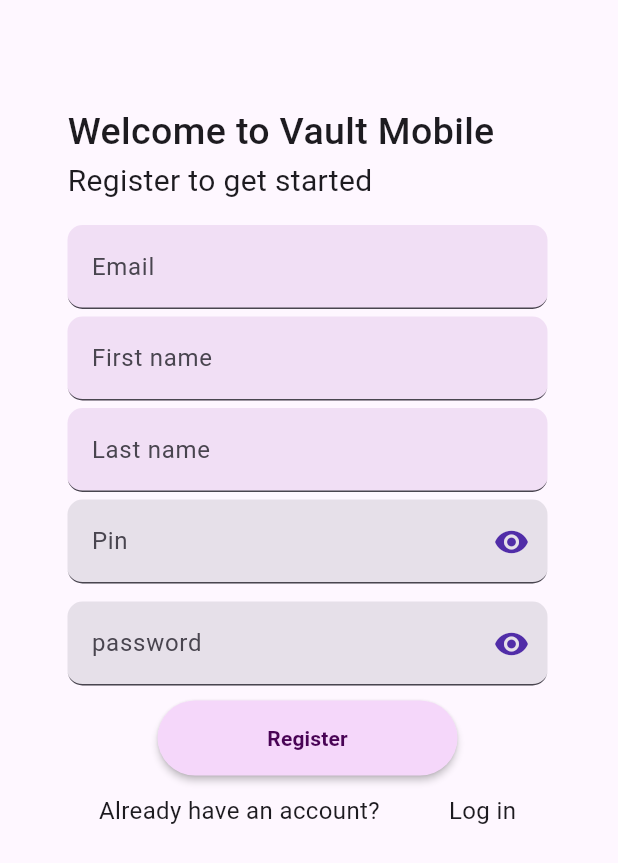
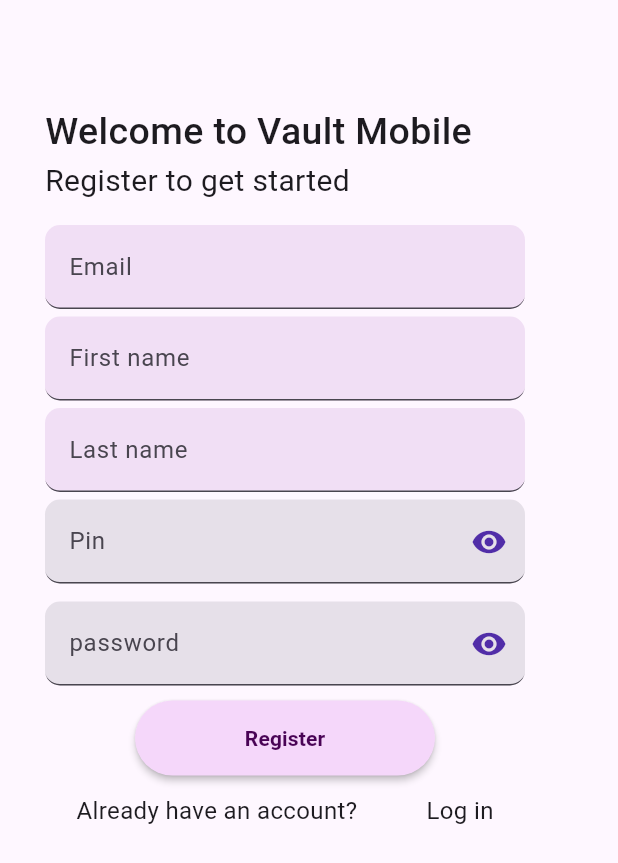
Before and after one commit to ifex1234/vault_m, a Flutter app: the screen it shows after launch, on a phone screen of 412 x 824 dp. Shown: the top 863 px of the screen. Run offline on Flutter 3.47's test engine with Material 3 defaults, Android fonts, the phone set to English and light mode, and no system bars; our stand-ins replace camera, flutter_secure_storage, jwt_decoder; accounts and stored records are empty.

Commit message:
padding ajustment on main.dart

```diff
--- a/lib/components/dropdown.dart
+++ b/lib/components/dropdown.dart
@@ -47,7 +47,7 @@
               vertical: 8.0,
             ),
           ),
-          isExpanded: true, // Make the dropdown take full width
+          isExpanded: true,
           items: widget.genderOptions.map((String gender) {
             return DropdownMenuItem<String>(value: gender, child: Text(gender));
           }).toList(),
--- a/lib/components/obsure_field.dart
+++ b/lib/components/obsure_field.dart
@@ -34,7 +34,7 @@
         hintText: widget.hintText,
         border: const OutlineInputBorder(),
         errorBorder: widget.isInputValid
-            ? null // Use default error border when valid
+            ? null
             : const OutlineInputBorder(
                 borderSide: BorderSide(color: Colors.red, width: 4.0),
               ),
@@ -89,7 +89,7 @@
         filled: true,
         border: UnderlineInputBorder(borderRadius: BorderRadius.circular(10.0)),
         errorBorder: widget.isInputValid
-            ? null // Use default error border when valid
+            ? null
             : const UnderlineInputBorder(
                 borderSide: BorderSide(color: Colors.red, width: 4.0),
               ),
--- a/lib/components/plain_field.dart
+++ b/lib/components/plain_field.dart
@@ -32,7 +32,7 @@
         fillColor: const Color.fromARGB(255, 241, 223, 245),
         border: UnderlineInputBorder(borderRadius: BorderRadius.circular(10.0)),
         errorBorder: widget.isInputValid
-            ? null // Use default error border when valid
+            ? null
             : const UnderlineInputBorder(
                 borderSide: BorderSide(color: Colors.red, width: 4.0),
               ),
@@ -109,7 +109,7 @@
         fillColor: const Color.fromARGB(255, 241, 223, 245),
         border: OutlineInputBorder(borderRadius: BorderRadius.circular(10.0)),
         errorBorder: widget.isInputValid!
-            ? null // Use default error border when valid
+            ? null
             : const OutlineInputBorder(
                 borderSide: BorderSide(color: Colors.red, width: 4.0),
               ),
--- a/lib/main.dart
+++ b/lib/main.dart
@@ -10,11 +10,6 @@
 import 'package:camera/camera.dart';
 
 late List<CameraDescription> cameras;
-// Future<void> main() async {
-//   WidgetsFlutterBinding.ensureInitialized();
-//   cameras = await availableCameras();
-//   runApp(const MyApp());
-// }
 
 Future<void> main() async {
   WidgetsFlutterBinding.ensureInitialized();
@@ -40,34 +35,10 @@
           primarySwatch: Colors.deepPurple,
           visualDensity: VisualDensity.adaptivePlatformDensity,
         ),
-        home:
-            //  Consumer<AuthProvider>(
-            //   builder: (context, authProvider, child) {
-            //     if (authProvider.isLoading) {
-            //       return const Scaffold(
-            //         body: Center(child: CircularProgressIndicator()),
-            //       );
-            //     } else if (authProvider.isAuthenticated) {
-            //       if (authProvider.currentUser?.hasPin == true &&
-            //           !authProvider.isPinVerified) {
-            //         return const WelcomePage(); // Redirect to PIN verification
-            //       } else {
-            //         return const HomePage(); // Access home screen
-            //       }
-            //     } else {
-            //       return const LoginPage(); // Not authenticated, go to login
-            //     }
-            //   },
-            // ),
-            Consumer<AuthProvider>(
+        home: Consumer<AuthProvider>(
           builder: (context, authProvider, child) {
             // Show a loading indicator while checking auth status
-                if (authProvider.token == null &&
-                    !authProvider.isAuthenticated) {
-                  // This is a bit of a hack to ensure _loadTokenAndUser completes
-                  // before deciding the route. A better way would be a dedicated SplashScreen.
-                  // For simplicity, we'll wait for the first notifyListeners() after
-                  // _loadTokenAndUser has finished.
+            if (authProvider.token == null && !authProvider.isAuthenticated) {
               Future.microtask(() async {
                 await Future.delayed(
                   Duration.zero,
@@ -76,9 +47,7 @@
                     authProvider.token == null) {
                   // Only navigate if still not authenticated after initial load
                   if (Navigator.of(context).canPop()) {
-                        Navigator.of(
-                          context,
-                        ).popUntil((route) => route.isFirst);
+                    Navigator.of(context).popUntil((route) => route.isFirst);
                   }
                   Navigator.of(context).pushReplacementNamed('/register');
                 }
@@ -105,25 +74,3 @@
     );
   }
 }
-
-// import 'package:flutter/material.dart';
-// import 'package:vault_m/routes/home.dart';
-
-// void main() {
-//   runApp(const MyApp());
-// }
-
-// class MyApp extends StatelessWidget {
-//   const MyApp({super.key});
-//   @override
-//   Widget build(BuildContext context) {
-//     return MaterialApp(
-//       title: 'Vault mobile App',
-//       theme: ThemeData(
-//         primarySwatch: Colors.deepPurple,
-//         visualDensity: VisualDensity.adaptivePlatformDensity,
-//       ),
-//       home: const HomePage(),
-//     );
-//   }
-// }
--- a/lib/routes/register.dart
+++ b/lib/routes/register.dart
@@ -13,7 +13,7 @@
   Widget build(BuildContext context) {
     return Scaffold(
       body: Padding(
-        padding: const EdgeInsets.only(left: 45, top: 70),
+        padding: const EdgeInsets.only(left: 30, top: 70),
         child: SizedBox(
           height: 900,
           width: 320,
--- a/lib/services/API_service.dart
+++ b/lib/services/API_service.dart
@@ -310,7 +310,6 @@
 
   // Future<List<User>> fetchAllUsers() async {
   //   final response = await http.get(Uri.parse('$_baseUrl/auth/users'));
-
   //   if (response.statusCode == 200) {
   //     List<dynamic> data = jsonDecode(response.body);
   //     return data.map((json) => User.fromJson(json)).toList();
--- a/lib/services/auth_provider.dart
+++ b/lib/services/auth_provider.dart
@@ -64,7 +64,7 @@
         firstName: decodedToken['firstName'],
         lastName: decodedToken['lastName'],
         hasPin: decodedToken['hasPin'],
-      ); // Placeholder
+      );
       return currentUser;
     } else {
       _token = null;
```
Also changed, not shown: lib/components/avatar.dart (+3 -12 lines), lib/components/camera_picker.dart (+1 -10 lines), lib/components/dialog.dart (+7 -14 lines). Lines whose indentation alone changed are shown as unchanged.
